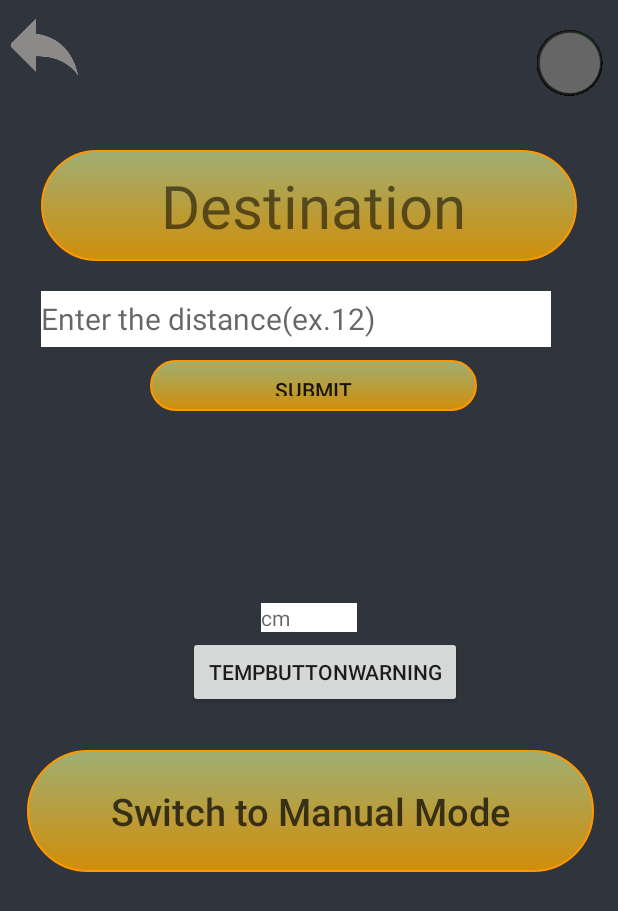
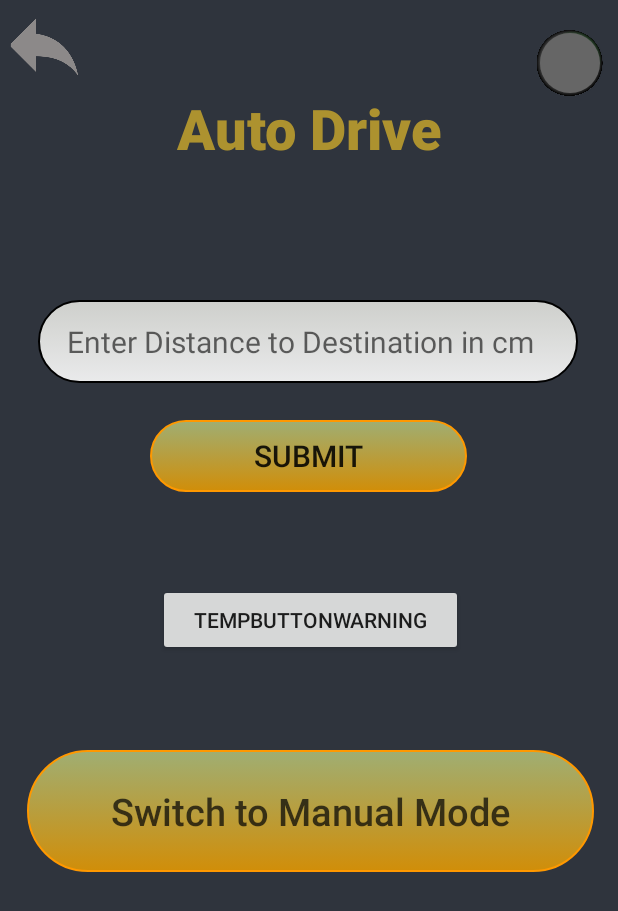
Before and after one commit to DIT112-V20/group-05, an Android app: the activity_automatic screen opened directly, with no data from a screen before it, on a phone screen of 412 x 824 dp. Shown: the top 911 px of the screen. Run offline under Robolectric (Android 15) with nearby library versions, the light colour scheme and no system bars; 1 statement that could not run was skipped.

Commit message:
centered the layout

```diff
--- a/UIdesign/app/src/main/res/layout/activity_automatic.xml
+++ b/UIdesign/app/src/main/res/layout/activity_automatic.xml
@@ -11,32 +11,34 @@
     tools:context=".ManualActivity2">
 
 
-    <LinearLayout
-        android:layout_width="357dp"
-        android:layout_height="191dp"
-        android:layout_alignParentTop="true"
-        android:layout_centerHorizontal="true"
-        android:layout_marginTop="100dp"
-        android:orientation="vertical">
 
-        <TextView
-            android:id="@+id/TextViewDestination"
-            android:layout_width="match_parent"
+
+    <EditText
+        android:layout_width="257dp"
+        android:background="@android:color/transparent"
         android:layout_height="wrap_content"
-            android:layout_marginBottom="20dp"
-            android:background="@drawable/colorchange"
-            android:text="       Destination"
-            android:textFontWeight="20"
-            android:textSize="40dp" />
+        android:layout_marginLeft="77dp"
+        android:layout_marginTop="60dp"
+        android:text="Auto Drive"
+        android:gravity="center"
+        android:textSize="37dp"
+        android:fontFamily="sans-serif-black"
+        android:textColor="#E5BC9D2E"
+        android:focusableInTouchMode="false"
+        />
+
 
     <EditText
         android:id="@+id/editTextNumber"
-            android:layout_width="340dp"
-            android:layout_height="37dp"
-            android:layout_marginBottom="30dp"
-            android:background="#FFF"
+        android:layout_width="360dp"
+        android:layout_height="55dp"
+        android:layout_marginLeft="25dp"
+        android:layout_marginTop="200dp"
+
         android:ems="10"
-            android:hint="Enter the distance(ex.12)"
+        android:hint="  Enter Distance to Destination in cm"
+        android:background="@drawable/enterdestination"
+        android:textColor="@color/ic_launcher_background"
         android:inputType="number"
         android:maxLines="1"
         android:singleLine="false"
@@ -44,7 +46,8 @@
         tools:visibility="visible" />
 
 
-    </LinearLayout>
+
+
 
     <ImageButton
 
@@ -54,6 +57,7 @@
         android:layout_gravity="left"
         android:layout_marginLeft="6dp"
         android:layout_marginTop="10dp"
+
         android:background="@drawable/back"
         android:fontFamily="sans-serif-black"
         android:text="@string/Manual"
@@ -64,18 +68,38 @@
 
     <TextView
         android:id="@+id/DestinationTextView"
-        android:layout_width="64dp"
+        android:layout_width="103dp"
         android:layout_height="wrap_content"
+        android:layout_marginTop="20dp"
         android:layout_centerInParent="true"
-        android:layout_centerHorizontal="true"
-        android:layout_centerVertical="false"
-        android:layout_marginTop="20dp"
-        android:layout_marginBottom="50dp"
-        android:background="#FFF"
+        android:background="#00424D4F"
         android:ems="10"
-        android:hint="cm"
-        android:inputType="number" />
+        android:textColor="#00424D4F"
+        android:inputType="number"
+        />
 
+
+
+
+
+
+
+
+
+
+
+
+
+
+
+
+
+    android:background="@drawable/back"
+    android:fontFamily="sans-serif-black"
+    android:text="@string/Manual"
+    android:textAllCaps="false"
+    android:textColor="#BB070707"
+    android:textSize="25sp" />
 
     <ImageView
         android:id="@+id/on"
@@ -101,18 +125,11 @@
 
     <Button
         android:id="@+id/TempButtonWarning"
-        android:layout_width="wrap_content"
+        android:layout_width="203dp"
         android:layout_height="wrap_content"
-        android:layout_alignParentStart="true"
-        android:layout_alignParentLeft="true"
-        android:layout_alignParentTop="true"
-        android:layout_alignParentEnd="true"
-        android:layout_alignParentRight="true"
-        android:layout_marginStart="125dp"
-        android:layout_marginLeft="125dp"
-        android:layout_marginTop="424dp"
-        android:layout_marginEnd="104dp"
-        android:layout_marginRight="104dp"
+
+        android:layout_marginLeft="105dp"
+        android:layout_marginTop="389dp"
         android:text="TempButtonWarning" />
 
     <Button
@@ -121,7 +138,6 @@
         android:layout_height="81dp"
         android:layout_marginLeft="18dp"
         android:layout_marginTop="500dp"
-
         android:background="@drawable/colorchange"
         android:rotation="0"
         android:text="@string/toManual"
@@ -131,16 +147,17 @@
 
     <Button
         android:id="@+id/submitButton"
-        android:layout_width="218dp"
-        android:layout_height="34dp"
+        android:layout_width="211dp"
+        android:layout_height="wrap_content"
         android:layout_marginLeft="100dp"
-        android:layout_marginTop="240dp"
+        android:layout_marginTop="280dp"
         android:layout_marginRight="80dp"
         android:background="@drawable/colorchange"
+        android:textSize="20dp"
         android:text="SUBMIT" />
 
 
-
+    />
 
 
 </RelativeLayout>
```
Lines whose indentation alone changed are shown as unchanged.
